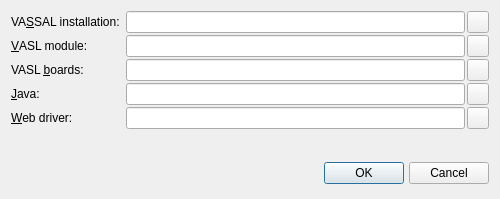
First picture: the form in vasl_templates/ui/server_settings.ui, repository pacman-ghost/vasl-templates, before the edit.
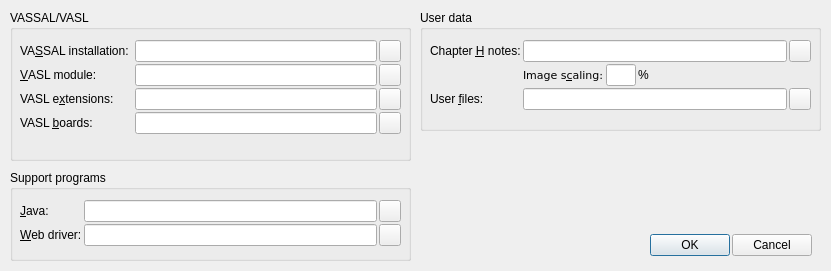
Second picture: the form after the edit.

Commit message: Updated the Server Settings dialog for the new features.

```diff
--- a/vasl_templates/ui/server_settings.ui
+++ b/vasl_templates/ui/server_settings.ui
@@ -9,8 +9,8 @@
    <rect>
     <x>0</x>
     <y>0</y>
-    <width>500</width>
-    <height>199</height>
+    <width>831</width>
+    <height>271</height>
    </rect>
   </property>
   <property name="windowTitle">
@@ -19,8 +19,142 @@
   <property name="modal">
    <bool>true</bool>
   </property>
-  <layout class="QVBoxLayout" name="verticalLayout">
-   <item>
+  <widget class="QGroupBox" name="groupBox">
+   <property name="geometry">
+    <rect>
+     <x>10</x>
+     <y>170</y>
+     <width>401</width>
+     <height>91</height>
+    </rect>
+   </property>
+   <property name="title">
+    <string>Support programs</string>
+   </property>
+   <widget class="QWidget" name="formLayoutWidget">
+    <property name="geometry">
+     <rect>
+      <x>10</x>
+      <y>30</y>
+      <width>381</width>
+      <height>51</height>
+     </rect>
+    </property>
+    <layout class="QFormLayout" name="formLayout_3">
+     <property name="horizontalSpacing">
+      <number>2</number>
+     </property>
+     <property name="verticalSpacing">
+      <number>2</number>
+     </property>
+     <item row="0" column="0">
+      <widget class="QLabel" name="label_4">
+       <property name="text">
+        <string>&amp;Java:</string>
+       </property>
+       <property name="buddy">
+        <cstring>java_path</cstring>
+       </property>
+      </widget>
+     </item>
+     <item row="0" column="1">
+      <layout class="QHBoxLayout" name="horizontalLayout_5">
+       <property name="spacing">
+        <number>2</number>
+       </property>
+       <item>
+        <widget class="QLineEdit" name="java_path"/>
+       </item>
+       <item>
+        <widget class="QPushButton" name="select_java_button">
+         <property name="sizePolicy">
+          <sizepolicy hsizetype="Fixed" vsizetype="Fixed">
+           <horstretch>0</horstretch>
+           <verstretch>0</verstretch>
+          </sizepolicy>
+         </property>
+         <property name="minimumSize">
+          <size>
+           <width>22</width>
+           <height>22</height>
+          </size>
+         </property>
+         <property name="maximumSize">
+          <size>
+           <width>22</width>
+           <height>22</height>
+          </size>
+         </property>
+         <property name="text">
+          <string/>
+         </property>
+        </widget>
+       </item>
+      </layout>
+     </item>
+     <item row="1" column="0">
+      <widget class="QLabel" name="label_5">
+       <property name="text">
+        <string>&amp;Web driver:</string>
+       </property>
+       <property name="buddy">
+        <cstring>webdriver_path</cstring>
+       </property>
+      </widget>
+     </item>
+     <item row="1" column="1">
+      <layout class="QHBoxLayout" name="horizontalLayout_6">
+       <property name="spacing">
+        <number>2</number>
+       </property>
+       <item>
+        <widget class="QLineEdit" name="webdriver_path"/>
+       </item>
+       <item>
+        <widget class="QPushButton" name="select_webdriver_button">
+         <property name="minimumSize">
+          <size>
+           <width>22</width>
+           <height>22</height>
+          </size>
+         </property>
+         <property name="maximumSize">
+          <size>
+           <width>22</width>
+           <height>22</height>
+          </size>
+         </property>
+         <property name="text">
+          <string/>
+         </property>
+        </widget>
+       </item>
+      </layout>
+     </item>
+    </layout>
+   </widget>
+  </widget>
+  <widget class="QGroupBox" name="groupBox_2">
+   <property name="geometry">
+    <rect>
+     <x>10</x>
+     <y>10</y>
+     <width>401</width>
+     <height>151</height>
+    </rect>
+   </property>
+   <property name="title">
+    <string>VASSAL/VASL</string>
+   </property>
+   <widget class="QWidget" name="layoutWidget">
+    <property name="geometry">
+     <rect>
+      <x>10</x>
+      <y>30</y>
+      <width>381</width>
+      <height>111</height>
+     </rect>
+    </property>
     <layout class="QFormLayout" name="formLayout">
      <property name="verticalSpacing">
       <number>2</number>
@@ -113,6 +247,51 @@
       </layout>
      </item>
      <item row="2" column="0">
+      <widget class="QLabel" name="label_6">
+       <property name="text">
+        <string>VASL e&amp;xtensions:</string>
+       </property>
+       <property name="buddy">
+        <cstring>vasl_extns_dir</cstring>
+       </property>
+      </widget>
+     </item>
+     <item row="2" column="1">
+      <layout class="QHBoxLayout" name="horizontalLayout_8">
+       <property name="spacing">
+        <number>2</number>
+       </property>
+       <item>
+        <widget class="QLineEdit" name="vasl_extns_dir"/>
+       </item>
+       <item>
+        <widget class="QPushButton" name="select_vasl_extns_dir_button">
+         <property name="sizePolicy">
+          <sizepolicy hsizetype="Fixed" vsizetype="Fixed">
+           <horstretch>0</horstretch>
+           <verstretch>0</verstretch>
+          </sizepolicy>
+         </property>
+         <property name="minimumSize">
+          <size>
+           <width>22</width>
+           <height>22</height>
+          </size>
+         </property>
+         <property name="maximumSize">
+          <size>
+           <width>22</width>
+           <height>22</height>
+          </size>
+         </property>
+         <property name="text">
+          <string/>
+         </property>
+        </widget>
+       </item>
+      </layout>
+     </item>
+     <item row="3" column="0">
       <widget class="QLabel" name="label_3">
        <property name="text">
         <string>VASL &amp;boards:</string>
@@ -122,7 +301,7 @@
        </property>
       </widget>
      </item>
-     <item row="2" column="1">
+     <item row="3" column="1">
       <layout class="QHBoxLayout" name="horizontalLayout_4">
        <property name="spacing">
         <number>2</number>
@@ -157,10 +336,77 @@
        </item>
       </layout>
      </item>
+    </layout>
+   </widget>
+  </widget>
+  <widget class="QGroupBox" name="groupBox_3">
+   <property name="geometry">
+    <rect>
+     <x>420</x>
+     <y>10</y>
+     <width>401</width>
+     <height>121</height>
+    </rect>
+   </property>
+   <property name="title">
+    <string>User data</string>
+   </property>
+   <widget class="QWidget" name="formLayoutWidget_2">
+    <property name="geometry">
+     <rect>
+      <x>10</x>
+      <y>30</y>
+      <width>381</width>
+      <height>81</height>
+     </rect>
+    </property>
+    <layout class="QFormLayout" name="formLayout_4">
+     <property name="horizontalSpacing">
+      <number>2</number>
+     </property>
+     <property name="verticalSpacing">
+      <number>2</number>
+     </property>
+     <item row="0" column="0">
+      <widget class="QLabel" name="label_7">
+       <property name="text">
+        <string>Chapter &amp;H notes:</string>
+       </property>
+       <property name="buddy">
+        <cstring>chapter_h_notes_dir</cstring>
+       </property>
+      </widget>
+     </item>
+     <item row="0" column="1">
+      <layout class="QHBoxLayout" name="horizontalLayout_2">
+       <item>
+        <widget class="QLineEdit" name="chapter_h_notes_dir"/>
+       </item>
+       <item>
+        <widget class="QPushButton" name="select_chapter_h_notes_dir_button">
+         <property name="minimumSize">
+          <size>
+           <width>22</width>
+           <height>22</height>
+          </size>
+         </property>
+         <property name="maximumSize">
+          <size>
+           <width>22</width>
+           <height>22</height>
+          </size>
+         </property>
+         <property name="text">
+          <string/>
+         </property>
+        </widget>
+       </item>
+      </layout>
+     </item>
      <item row="3" column="0">
-      <widget class="QLabel" name="label_4">
+      <widget class="QLabel" name="label_9">
        <property name="text">
-        <string>&amp;Java:</string>
+        <string>User &amp;files:</string>
        </property>
        <property name="buddy">
         <cstring>java_path</cstring>
@@ -168,15 +414,60 @@
       </widget>
      </item>
      <item row="3" column="1">
-      <layout class="QHBoxLayout" name="horizontalLayout_5">
+      <layout class="QHBoxLayout" name="horizontalLayout_10">
+       <item>
+        <widget class="QLineEdit" name="user_files_dir"/>
+       </item>
+       <item>
+        <widget class="QPushButton" name="select_user_files_dir_button">
+         <property name="minimumSize">
+          <size>
+           <width>22</width>
+           <height>22</height>
+          </size>
+         </property>
+         <property name="maximumSize">
+          <size>
+           <width>22</width>
+           <height>22</height>
+          </size>
+         </property>
+         <property name="text">
+          <string/>
+         </property>
+        </widget>
+       </item>
+      </layout>
+     </item>
+     <item row="2" column="1">
+      <layout class="QHBoxLayout" name="horizontalLayout">
        <property name="spacing">
         <number>2</number>
        </property>
        <item>
-        <widget class="QLineEdit" name="java_path"/>
+        <widget class="QLabel" name="chapter_h_image_scaling_label">
+         <property name="sizePolicy">
+          <sizepolicy hsizetype="Fixed" vsizetype="Preferred">
+           <horstretch>0</horstretch>
+           <verstretch>0</verstretch>
+          </sizepolicy>
+         </property>
+         <property name="font">
+          <font>
+           <family>DejaVu Sans</family>
+           <pointsize>8</pointsize>
+          </font>
+         </property>
+         <property name="text">
+          <string>Image s&amp;caling:</string>
+         </property>
+         <property name="buddy">
+          <cstring>chapter_h_image_scaling</cstring>
+         </property>
+        </widget>
        </item>
        <item>
-        <widget class="QPushButton" name="select_java_button">
+        <widget class="QLineEdit" name="chapter_h_image_scaling">
          <property name="sizePolicy">
           <sizepolicy hsizetype="Fixed" vsizetype="Fixed">
            <horstretch>0</horstretch>
@@ -185,146 +476,96 @@
          </property>
          <property name="minimumSize">
           <size>
-           <width>22</width>
-           <height>22</height>
+           <width>30</width>
+           <height>0</height>
           </size>
          </property>
          <property name="maximumSize">
           <size>
-           <width>22</width>
-           <height>22</height>
+           <width>30</width>
+           <height>16777215</height>
           </size>
          </property>
-         <property name="text">
+         <property name="font">
+          <font>
+           <family>DejaVu Sans</family>
+           <pointsize>8</pointsize>
+          </font>
+         </property>
+         <property name="inputMask">
           <string/>
          </property>
         </widget>
        </item>
-      </layout>
-     </item>
-     <item row="4" column="0">
-      <widget class="QLabel" name="label_5">
-       <property name="text">
-        <string>&amp;Web driver:</string>
-       </property>
-       <property name="buddy">
-        <cstring>webdriver_path</cstring>
-       </property>
-      </widget>
-     </item>
-     <item row="4" column="1">
-      <layout class="QHBoxLayout" name="horizontalLayout_6">
-       <property name="spacing">
-        <number>2</number>
-       </property>
        <item>
-        <widget class="QLineEdit" name="webdriver_path"/>
+        <widget class="QLabel" name="chapter_h_image_scaling_label2">
+         <property name="text">
+          <string>%</string>
+         </property>
+        </widget>
        </item>
        <item>
-        <widget class="QPushButton" name="select_webdriver_button">
-         <property name="minimumSize">
-          <size>
-           <width>22</width>
-           <height>22</height>
-          </size>
+        <spacer name="horizontalSpacer_2">
+         <property name="orientation">
+          <enum>Qt::Horizontal</enum>
          </property>
-         <property name="maximumSize">
+         <property name="sizeHint" stdset="0">
           <size>
-           <width>22</width>
-           <height>22</height>
+           <width>40</width>
+           <height>20</height>
           </size>
          </property>
-         <property name="text">
-          <string/>
-         </property>
-        </widget>
+        </spacer>
        </item>
       </layout>
      </item>
     </layout>
-   </item>
-   <item>
-    <widget class="QWidget" name="widget" native="true">
-     <property name="sizePolicy">
-      <sizepolicy hsizetype="Preferred" vsizetype="Fixed">
-       <horstretch>0</horstretch>
-       <verstretch>0</verstretch>
-      </sizepolicy>
-     </property>
-     <property name="minimumSize">
-      <size>
-       <width>0</width>
-       <height>30</height>
-      </size>
-     </property>
-     <property name="maximumSize">
-      <size>
-       <width>16777215</width>
-       <height>30</height>
-      </size>
-     </property>
-     <layout class="QHBoxLayout" name="horizontalLayout">
-      <property name="spacing">
-       <number>5</number>
+   </widget>
+  </widget>
+  <widget class="QWidget" name="horizontalLayoutWidget_3">
+   <property name="geometry">
+    <rect>
+     <x>650</x>
+     <y>230</y>
+     <width>164</width>
+     <height>31</height>
+    </rect>
+   </property>
+   <layout class="QHBoxLayout" name="horizontalLayout_11">
+    <property name="spacing">
+     <number>2</number>
+    </property>
+    <item>
+     <widget class="QPushButton" name="ok_button">
+      <property name="sizePolicy">
+       <sizepolicy hsizetype="Fixed" vsizetype="Fixed">
+        <horstretch>0</horstretch>
+        <verstretch>0</verstretch>
+       </sizepolicy>
       </property>
-      <property name="leftMargin">
-       <number>0</number>
+      <property name="text">
+       <string>OK</string>
       </property>
-      <property name="topMargin">
-       <number>0</number>
+      <property name="default">
+       <bool>true</bool>
       </property>
-      <property name="rightMargin">
-       <number>0</number>
+     </widget>
+    </item>
+    <item>
+     <widget class="QPushButton" name="cancel_button">
+      <property name="sizePolicy">
+       <sizepolicy hsizetype="Fixed" vsizetype="Fixed">
+        <horstretch>0</horstretch>
+        <verstretch>0</verstretch>
+       </sizepolicy>
       </property>
-      <property name="bottomMargin">
-       <number>0</number>
+      <property name="text">
+       <string>Cancel</string>
       </property>
-      <item>
-       <spacer name="horizontalSpacer">
-        <property name="orientation">
-         <enum>Qt::Horizontal</enum>
-        </property>
-        <property name="sizeHint" stdset="0">
-         <size>
-          <width>309</width>
-          <height>20</height>
-         </size>
-        </property>
-       </spacer>
-      </item>
-      <item>
-       <widget class="QPushButton" name="ok_button">
-        <property name="sizePolicy">
-         <sizepolicy hsizetype="Fixed" vsizetype="Fixed">
-          <horstretch>0</horstretch>
-          <verstretch>0</verstretch>
-         </sizepolicy>
-        </property>
-        <property name="text">
-         <string>OK</string>
-        </property>
-        <property name="default">
-         <bool>true</bool>
-        </property>
-       </widget>
-      </item>
-      <item>
-       <widget class="QPushButton" name="cancel_button">
-        <property name="sizePolicy">
-         <sizepolicy hsizetype="Fixed" vsizetype="Fixed">
-          <horstretch>0</horstretch>
-          <verstretch>0</verstretch>
-         </sizepolicy>
-        </property>
-        <property name="text">
-         <string>Cancel</string>
-        </property>
-       </widget>
-      </item>
-     </layout>
-    </widget>
-   </item>
-  </layout>
+     </widget>
+    </item>
+   </layout>
+  </widget>
  </widget>
  <tabstops>
   <tabstop>vassal_dir</tabstop>
```
Left out of the diff: 9 changed lines with no effect on the pictures. The commit also changes 7 other files.
